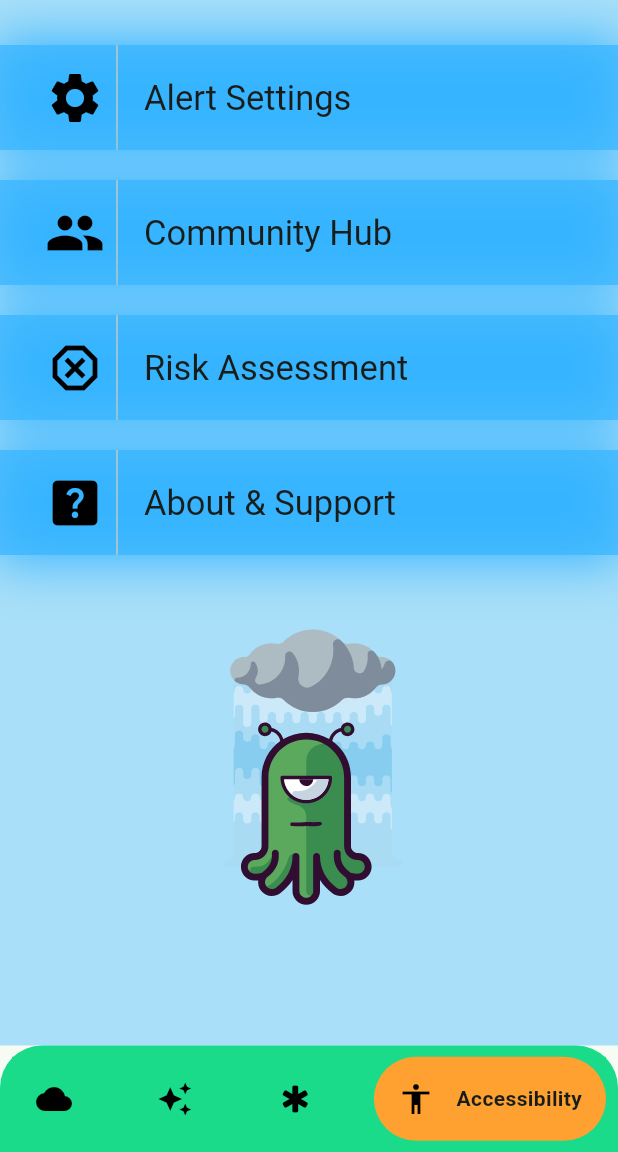
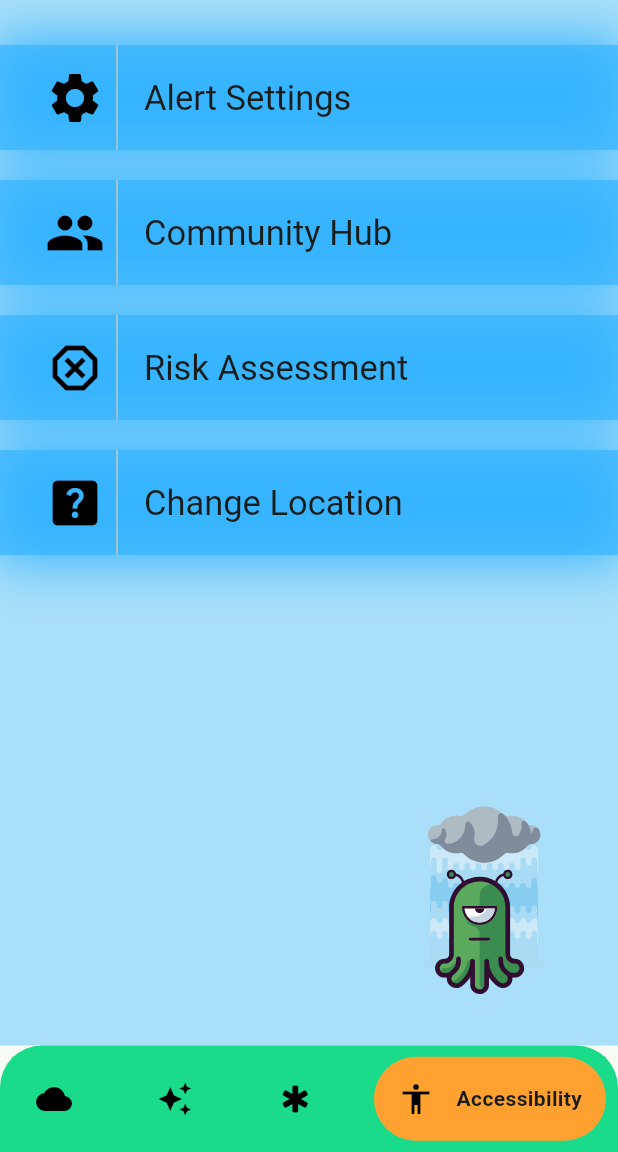
Before and after one commit to TheBenedict09/NimbusCast, a Flutter app: the screen it shows after launch, item 4 of the bottom bar chosen, on a phone screen of 412 x 824 dp, the part 84-1236 px from its top. Run offline on Flutter 3.47's test engine with Material 3 defaults, Android fonts, the phone set to English and light mode, and no system bars; drawn by our look-alikes of google_nav_bar; our stand-ins replace fluttertoast, geocoding, geolocator, google_maps_flutter, lottie, weather; Roboto replaces fonts that are missing (FontMadimi, FontSans).

Commit message:
v0.1.12 (Custom Location)

```diff
--- a/lib/Pages/accessibility_page.dart
+++ b/lib/Pages/accessibility_page.dart
@@ -1,5 +1,7 @@
 import 'package:flutter/material.dart';
 import 'package:lottie/lottie.dart';
+import 'package:nimbus_cast/Pages/bottom_navbar.dart';
+import 'package:nimbus_cast/Pages/forecast_page.dart';
 import 'package:nimbus_cast/utilities/colors.dart';
 
 class AccessibilityPage extends StatefulWidget {
@@ -10,9 +12,21 @@ class AccessibilityPage extends StatefulWidget {
 }
 
 class _AccessibilityPageState extends State<AccessibilityPage> {
+  TextEditingController? _changeLocation;
+  @override
+  void initState() {
+    super.initState();
+    _changeLocation = TextEditingController();
+  }
+
   @override
   Widget build(BuildContext context) {
     return Scaffold(
+      floatingActionButton: Lottie.asset(
+        'assets/animations/Funny.json',
+        height: 150,
+      ),
+      floatingActionButtonLocation: FloatingActionButtonLocation.endFloat,
       backgroundColor: c5.withOpacity(0.4),
       appBar: AppBar(
         backgroundColor: c1,
@@ -35,7 +49,7 @@ class _AccessibilityPageState extends State<AccessibilityPage> {
               height: 70,
               decoration: BoxDecoration(
                 color: c5.withOpacity(0.7),
-                boxShadow: [
+                boxShadow: const [
                   BoxShadow(blurRadius: 30, spreadRadius: 4, color: c5),
                 ],
               ),
@@ -70,13 +84,13 @@ class _AccessibilityPageState extends State<AccessibilityPage> {
               height: 70,
               decoration: BoxDecoration(
                 color: c5.withOpacity(0.7),
-                boxShadow: [
+                boxShadow: const [
                   BoxShadow(blurRadius: 30, spreadRadius: 4, color: c5),
                 ],
               ),
               child: Row(
                 children: [
-                  SizedBox(
+                  const SizedBox(
                     width: 30,
                   ),
                   const Icon(
@@ -105,7 +119,7 @@ class _AccessibilityPageState extends State<AccessibilityPage> {
               height: 70,
               decoration: BoxDecoration(
                 color: c5.withOpacity(0.7),
-                boxShadow: [
+                boxShadow: const [
                   BoxShadow(blurRadius: 30, spreadRadius: 4, color: c5),
                 ],
               ),
@@ -135,12 +149,48 @@ class _AccessibilityPageState extends State<AccessibilityPage> {
             const SizedBox(
               height: 20,
             ),
-            Container(
+            InkWell(
+              onTap: () {
+                showDialog(
+                  context: context,
+                  builder: (BuildContext context) {
+                    return AlertDialog(
+                      title: Text(
+                        "Change Location",
+                        style:
+                            Theme.of(context).textTheme.displaySmall?.copyWith(
+                                  fontSize: 23,
+                                ),
+                      ),
+                      content: TextField(
+                        controller: _changeLocation,
+                        decoration: InputDecoration(
+                            border: OutlineInputBorder(
+                                borderRadius: BorderRadius.circular(22))),
+                      ),
+                      actions: <Widget>[
+                        TextButton(
+                          onPressed: () {
+                            Navigator.pushAndRemoveUntil(context,
+                                MaterialPageRoute(
+                              builder: (context) {
+                                return BottomNavBar(source: "changeLocation", cityName: _changeLocation!.text,);
+                              },
+                            ), (route) => false);
+                          },
+                          child: Text('Done'),
+                        ),
+                      ],
+                    );
+                  },
+                );
+              },
+              child: Container(
                 width: double.infinity,
                 height: 70,
                 decoration: BoxDecoration(
                   color: c5.withOpacity(0.7),
-                boxShadow: [
+                  boxShadow: const [
                     BoxShadow(blurRadius: 30, spreadRadius: 4, color: c5),
                   ],
                 ),
@@ -159,7 +209,7 @@ class _AccessibilityPageState extends State<AccessibilityPage> {
                       width: 10,
                     ),
                     Text(
-                    "About & Support",
+                      "Change Location",
                       style: Theme.of(context).textTheme.displaySmall?.copyWith(
                             fontSize: 23,
                           ),
@@ -167,12 +217,9 @@ class _AccessibilityPageState extends State<AccessibilityPage> {
                   ],
                 ),
               ),
+            ),
             const SizedBox(
               height: 40,
-            ),
-            Lottie.asset(
-              'assets/animations/Funny.json',
-              height: 220,
             ),
           ],
         ),
--- a/lib/Pages/bottom_navbar.dart
+++ b/lib/Pages/bottom_navbar.dart
@@ -11,7 +11,9 @@ import 'package:nimbus_cast/Pages/simulation_page.dart';
 import 'package:nimbus_cast/utilities/colors.dart';
 
 class BottomNavBar extends StatefulWidget {
-  const BottomNavBar({Key? key}) : super(key: key);
+  final String source;
+  final String cityName;
+  const BottomNavBar({Key? key, required this.source, required this.cityName}) : super(key: key);
 
   @override
   State<BottomNavBar> createState() => _BottomNavBarState();
@@ -67,12 +69,17 @@ class _BottomNavBarState extends State<BottomNavBar> {
   //     Fluttertoast.showToast(msg: "Failed to fetch location data");
   //   }
   // }
+  @override
+  void initState() {
+    super.initState();
+    _index = 0;
+  }
 
   @override
   Widget build(BuildContext context) {
     // ignore: no_leading_underscores_for_local_identifiers
     List<Widget> _widgetsOptions = <Widget>[
-      ForecastPage(),
+      ForecastPage(changeCity: widget.cityName, source: widget.source),
       const SimulationPage(),
       const EmergencyResources(weatherAlert: false),
       const AccessibilityPage(),
--- a/lib/Pages/main.dart
+++ b/lib/Pages/main.dart
@@ -31,7 +31,7 @@ class MyApp extends StatelessWidget {
           ),
         ),
       ),
-      home: const BottomNavBar(),
+      home: const BottomNavBar(source: "main", cityName: ""),
       debugShowCheckedModeBanner: false,
     );
   }
```
Also changed, not shown: lib/Pages/forecast_page.dart (+22 -14 lines), lib/Pages/simulation_page.dart (+6 -6 lines). Lines whose indentation alone changed are shown as unchanged.
